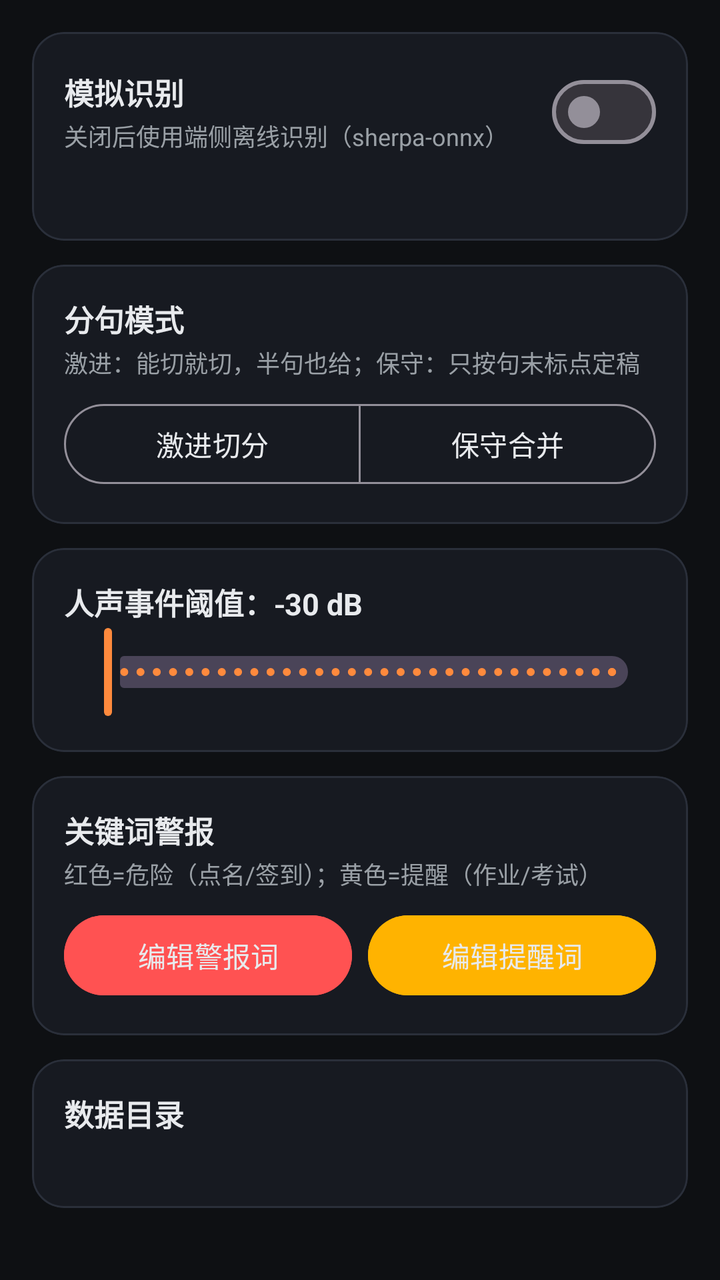
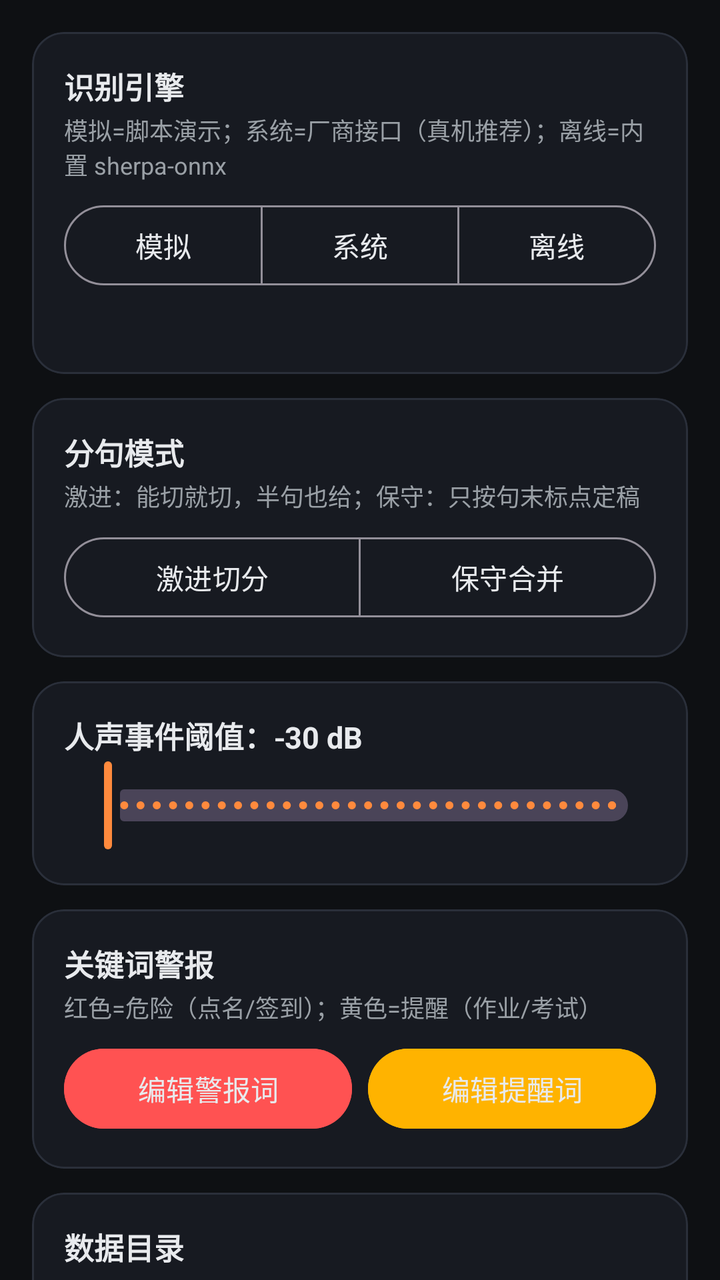

The first picture is an Android layout as it rendered before a commit; the second is the same layout after the commit. The layout source and the unified diff follow.
<!-- AndroidManifest.xml: application theme Theme.ClassFoxDroid -->
<!-- res/layout/fragment_settings.xml -->
<?xml version="1.0" encoding="utf-8"?>
<ScrollView xmlns:android="http://schemas.android.com/apk/res/android"
    xmlns:app="http://schemas.android.com/apk/res-auto"
    android:layout_width="match_parent"
    android:layout_height="match_parent"
    android:fillViewport="true"
    android:scrollbars="none">

    <LinearLayout
        android:layout_width="match_parent"
        android:layout_height="wrap_content"
        android:orientation="vertical"
        android:padding="16dp">

        
        <com.google.android.material.card.MaterialCardView
            style="@style/CFCard"
            android:layout_width="match_parent"
            android:layout_height="wrap_content">

            <LinearLayout
                android:layout_width="match_parent"
                android:layout_height="wrap_content"
                android:orientation="vertical"
                android:padding="16dp">

                <LinearLayout
                    android:layout_width="match_parent"
                    android:layout_height="wrap_content"
                    android:gravity="center_vertical"
                    android:orientation="horizontal">

                    <LinearLayout
                        android:layout_width="0dp"
                        android:layout_height="wrap_content"
                        android:layout_weight="1"
                        android:orientation="vertical">

                        <TextView
                            android:layout_width="wrap_content"
                            android:layout_height="wrap_content"
                            android:text="模拟识别"
                            android:textColor="@color/cf_text"
                            android:textSize="15sp"
                            android:textStyle="bold" />

                        <TextView
                            android:layout_width="wrap_content"
                            android:layout_height="wrap_content"
                            android:layout_marginTop="2dp"
                            android:text="关闭后使用端侧离线识别（sherpa-onnx）"
                            android:textColor="@color/cf_text_dim"
                            android:textSize="12sp" />
                    </LinearLayout>

                    <com.google.android.material.materialswitch.MaterialSwitch
                        android:id="@+id/switchMock"
                        android:layout_width="wrap_content"
                        android:layout_height="wrap_content" />
                </LinearLayout>

                <TextView
                    android:id="@+id/tvEngineHint"
                    android:layout_width="match_parent"
                    android:layout_height="wrap_content"
                    android:layout_marginTop="8dp"
                    android:textColor="@color/cf_text_dim"
                    android:textSize="12sp" />
            </LinearLayout>
        </com.google.android.material.card.MaterialCardView>

        
        <com.google.android.material.card.MaterialCardView
            style="@style/CFCard"
            android:layout_width="match_parent"
            android:layout_height="wrap_content"
            android:layout_marginTop="12dp">

            <LinearLayout
                android:layout_width="match_parent"
                android:layout_height="wrap_content"
                android:orientation="vertical"
                android:padding="16dp">

                <TextView
                    android:layout_width="wrap_content"
                    android:layout_height="wrap_content"
                    android:text="分句模式"
                    android:textColor="@color/cf_text"
                    android:textSize="15sp"
                    android:textStyle="bold" />

                <TextView
                    android:layout_width="wrap_content"
                    android:layout_height="wrap_content"
                    android:layout_marginTop="2dp"
                    android:text="激进：能切就切，半句也给；保守：只按句末标点定稿"
                    android:textColor="@color/cf_text_dim"
                    android:textSize="12sp" />

                <com.google.android.material.button.MaterialButtonToggleGroup
                    android:id="@+id/toggleSplit"
                    android:layout_width="match_parent"
                    android:layout_height="wrap_content"
                    android:layout_marginTop="8dp"
                    app:selectionRequired="true"
                    app:singleSelection="true">

                    <com.google.android.material.button.MaterialButton
                        android:id="@+id/btnFast"
                        style="@style/Widget.Material3.Button.OutlinedButton"
                        android:layout_width="0dp"
                        android:layout_height="wrap_content"
                        android:layout_weight="1"
                        android:text="激进切分" />

                    <com.google.android.material.button.MaterialButton
                        android:id="@+id/btnConservative"
                        style="@style/Widget.Material3.Button.OutlinedButton"
                        android:layout_width="0dp"
                        android:layout_height="wrap_content"
                        android:layout_weight="1"
                        android:text="保守合并" />
                </com.google.android.material.button.MaterialButtonToggleGroup>
            </LinearLayout>
        </com.google.android.material.card.MaterialCardView>

        
        <com.google.android.material.card.MaterialCardView
            style="@style/CFCard"
            android:layout_width="match_parent"
            android:layout_height="wrap_content"
            android:layout_marginTop="12dp">

            <LinearLayout
                android:layout_width="match_parent"
                android:layout_height="wrap_content"
                android:orientation="vertical"
                android:padding="16dp">

                <TextView
                    android:id="@+id/tvThreshold"
                    android:layout_width="match_parent"
                    android:layout_height="wrap_content"
                    android:text="人声事件阈值：-30 dB"
                    android:textColor="@color/cf_text"
                    android:textSize="15sp"
                    android:textStyle="bold" />

                <com.google.android.material.slider.Slider
                    android:id="@+id/sliderThreshold"
                    android:layout_width="match_parent"
                    android:layout_height="wrap_content"
                    android:stepSize="1"
                    android:valueFrom="-60"
                    android:valueTo="-10"
                    app:labelBehavior="gone" />
            </LinearLayout>
        </com.google.android.material.card.MaterialCardView>

        
        <com.google.android.material.card.MaterialCardView
            style="@style/CFCard"
            android:layout_width="match_parent"
            android:layout_height="wrap_content"
            android:layout_marginTop="12dp">

            <LinearLayout
                android:layout_width="match_parent"
                android:layout_height="wrap_content"
                android:orientation="vertical"
                android:padding="16dp">

                <TextView
                    android:layout_width="wrap_content"
                    android:layout_height="wrap_content"
                    android:text="关键词警报"
                    android:textColor="@color/cf_text"
                    android:textSize="15sp"
                    android:textStyle="bold" />

                <TextView
                    android:layout_width="wrap_content"
                    android:layout_height="wrap_content"
                    android:layout_marginTop="2dp"
                    android:text="红色=危险（点名/签到）；黄色=提醒（作业/考试）"
                    android:textColor="@color/cf_text_dim"
                    android:textSize="12sp" />

                <LinearLayout
                    android:layout_width="match_parent"
                    android:layout_height="wrap_content"
                    android:layout_marginTop="8dp"
                    android:orientation="horizontal">

                    <com.google.android.material.button.MaterialButton
                        android:id="@+id/btnEditDanger"
                        style="@style/Widget.Material3.Button.TonalButton"
                        android:layout_width="0dp"
                        android:layout_height="wrap_content"
                        android:layout_weight="1"
                        android:backgroundTint="@color/cf_danger"
                        android:text="编辑警报词"
                        android:textColor="@color/cf_text" />

                    <com.google.android.material.button.MaterialButton
                        android:id="@+id/btnEditWarning"
                        style="@style/Widget.Material3.Button.TonalButton"
                        android:layout_width="0dp"
                        android:layout_height="wrap_content"
                        android:layout_marginStart="8dp"
                        android:layout_weight="1"
                        android:backgroundTint="@color/cf_warn"
                        android:text="编辑提醒词"
                        android:textColor="@color/cf_text" />
                </LinearLayout>
            </LinearLayout>
        </com.google.android.material.card.MaterialCardView>

        
        <com.google.android.material.card.MaterialCardView
            style="@style/CFCard"
            android:layout_width="match_parent"
            android:layout_height="wrap_content"
            android:layout_marginTop="12dp"
            android:layout_marginBottom="8dp">

            <LinearLayout
                android:layout_width="match_parent"
                android:layout_height="wrap_content"
                android:orientation="vertical"
                android:padding="16dp">

                <TextView
                    android:layout_width="wrap_content"
                    android:layout_height="wrap_content"
                    android:text="数据目录"
                    android:textColor="@color/cf_text"
                    android:textSize="15sp"
                    android:textStyle="bold" />

                <TextView
                    android:id="@+id/tvDataDir"
                    android:layout_width="match_parent"
                    android:layout_height="wrap_content"
                    android:layout_marginTop="4dp"
                    android:textColor="@color/cf_text_dim"
                    android:textSize="12sp" />
            </LinearLayout>
        </com.google.android.material.card.MaterialCardView>
    </LinearLayout>
</ScrollView>
<!-- resources referenced by this layout -->
<resources>
  <color name="cf_danger">#FF5252</color>
  <color name="cf_text">#E8EAED</color>
  <color name="cf_text_dim">#9AA0A6</color>
  <color name="cf_warn">#FFB300</color>
  <style name="CFCard" parent="Widget.Material3.CardView.Elevated">
          <item name="cardBackgroundColor">@color/cf_surface</item>
          <item name="cardCornerRadius">16dp</item>
          <item name="cardElevation">0dp</item>
          <item name="strokeColor">@color/cf_stroke</item>
          <item name="strokeWidth">1dp</item>
      </style>
  <style name="Theme.ClassFoxDroid" parent="Theme.Material3.Dark.NoActionBar">
          <item name="colorPrimary">@color/cf_primary</item>
          <item name="colorOnPrimary">@color/cf_on_primary</item>
          <item name="colorPrimaryContainer">@color/cf_surface_var</item>
          <item name="colorOnPrimaryContainer">@color/cf_text</item>
          <item name="android:colorBackground">@color/cf_bg</item>
          <item name="colorSurface">@color/cf_surface</item>
          <item name="colorOnSurface">@color/cf_text</item>
          <item name="colorSurfaceVariant">@color/cf_surface_var</item>
          <item name="colorOnSurfaceVariant">@color/cf_text_dim</item>
          <item name="colorError">@color/cf_danger</item>
          <item name="android:statusBarColor">@color/cf_bg</item>
          <item name="android:navigationBarColor">@color/cf_surface</item>
          <item name="android:windowLightStatusBar">false</item>
      </style>
  <color name="cf_surface">#171A21</color>
  <color name="cf_stroke">#2A2F3A</color>
  <color name="cf_primary">#FF8A3D</color>
  <color name="cf_on_primary">#201205</color>
  <color name="cf_surface_var">#20242E</color>
  <color name="cf_bg">#0E1013</color>
</resources>

<!-- the commit's change to res/layout/fragment_settings.xml (unified diff, before → after) -->
@@ -24,40 +24,60 @@
                 android:orientation="vertical"
                 android:padding="16dp">
 
-                <LinearLayout
-                    android:layout_width="match_parent"
-                    android:layout_height="wrap_content"
-                    android:gravity="center_vertical"
-                    android:orientation="horizontal">
-
-                    <LinearLayout
-                        android:layout_width="0dp"
-                        android:layout_height="wrap_content"
-                        android:layout_weight="1"
-                        android:orientation="vertical">
-
-                        <TextView
-                            android:layout_width="wrap_content"
-                            android:layout_height="wrap_content"
-                            android:text="模拟识别"
-                            android:textColor="@color/cf_text"
-                            android:textSize="15sp"
-                            android:textStyle="bold" />
-
-                        <TextView
-                            android:layout_width="wrap_content"
-                            android:layout_height="wrap_content"
-                            android:layout_marginTop="2dp"
-                            android:text="关闭后使用端侧离线识别（sherpa-onnx）"
-                            android:textColor="@color/cf_text_dim"
-                            android:textSize="12sp" />
-                    </LinearLayout>
-
-                    <com.google.android.material.materialswitch.MaterialSwitch
-                        android:id="@+id/switchMock"
-                        android:layout_width="wrap_content"
-                        android:layout_height="wrap_content" />
-                </LinearLayout>
+                <TextView
+                    android:layout_width="wrap_content"
+                    android:layout_height="wrap_content"
+                    android:text="识别引擎"
+                    android:textColor="@color/cf_text"
+                    android:textSize="15sp"
+                    android:textStyle="bold" />
+
+                <TextView
+                    android:layout_width="wrap_content"
+                    android:layout_height="wrap_content"
+                    android:layout_marginTop="2dp"
+                    android:text="模拟=脚本演示；系统=厂商接口（真机推荐）；离线=内置 sherpa-onnx"
+                    android:textColor="@color/cf_text_dim"
+                    android:textSize="12sp" />
+
+                <com.google.android.material.button.MaterialButtonToggleGroup
+                    android:id="@+id/toggleEngine"
+                    android:layout_width="match_parent"
+                    android:layout_height="wrap_content"
+                    android:layout_marginTop="8dp"
+                    app:selectionRequired="true"
+                    app:singleSelection="true">
+
+                    <com.google.android.material.button.MaterialButton
+                        android:id="@+id/btnEngineMock"
+                        style="@style/Widget.Material3.Button.OutlinedButton"
+                        android:layout_width="0dp"
+                        android:layout_height="wrap_content"
+                        android:layout_weight="1"
+                        android:insetLeft="0dp"
+                        android:insetRight="0dp"
+                        android:text="模拟" />
+
+                    <com.google.android.material.button.MaterialButton
+                        android:id="@+id/btnEngineSystem"
+                        style="@style/Widget.Material3.Button.OutlinedButton"
+                        android:layout_width="0dp"
+                        android:layout_height="wrap_content"
+                        android:layout_weight="1"
+                        android:insetLeft="0dp"
+                        android:insetRight="0dp"
+                        android:text="系统" />
+
+                    <com.google.android.material.button.MaterialButton
+                        android:id="@+id/btnEngineOffline"
+                        style="@style/Widget.Material3.Button.OutlinedButton"
+                        android:layout_width="0dp"
+                        android:layout_height="wrap_content"
+                        android:layout_weight="1"
+                        android:insetLeft="0dp"
+                        android:insetRight="0dp"
+                        android:text="离线" />
+                </com.google.android.material.button.MaterialButtonToggleGroup>
 
                 <TextView
                     android:id="@+id/tvEngineHint"
